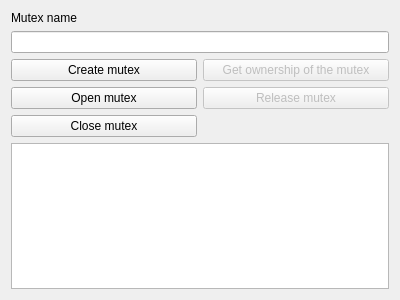
The window that formmutexutility.ui (olegphpgithub/nnUtils) describes before a commit, drawn with Qt 5.
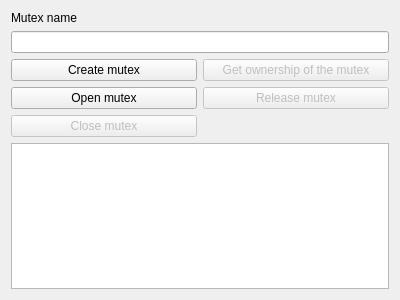
The same window after the commit.

The edit to the form file:
```diff
--- a/formmutexutility.ui
+++ b/formmutexutility.ui
@@ -48,6 +48,9 @@
        </item>
        <item row="2" column="0">
         <widget class="QPushButton" name="CloseMutexPushButton">
+         <property name="enabled">
+          <bool>false</bool>
+         </property>
          <property name="text">
           <string>Close mutex</string>
          </property>
```
